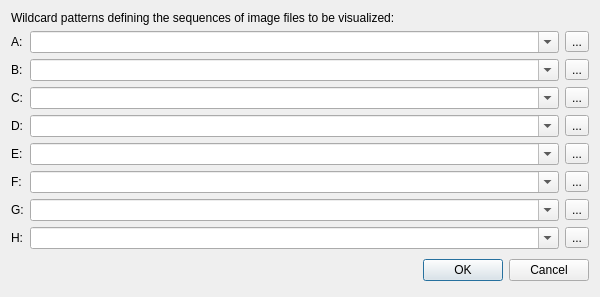
The window that ComparisonDialog.ui (wsmigaj/Cameleon) describes before a commit, drawn with Qt 5.
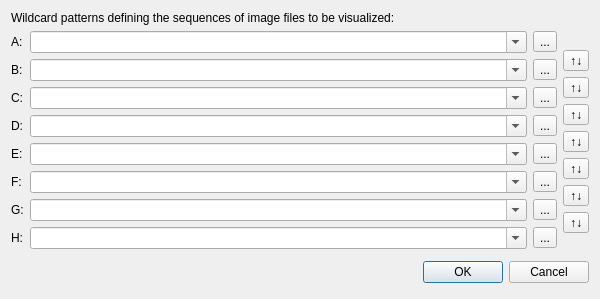
The same window after the commit.

Commit message: Add buttons swapping adjacent patterns.

```diff
--- a/ComparisonDialog.ui
+++ b/ComparisonDialog.ui
@@ -7,7 +7,7 @@
     <x>0</x>
     <y>0</y>
     <width>600</width>
-    <height>243</height>
+    <height>299</height>
    </rect>
   </property>
   <property name="sizePolicy">
@@ -19,9 +19,12 @@
   <property name="windowTitle">
    <string>ComparisonDialog</string>
   </property>
-  <layout class="QVBoxLayout" name="verticalLayout_2">
+  <layout class="QHBoxLayout" name="horizontalLayout_2">
    <item>
     <layout class="QVBoxLayout" name="verticalLayout">
+     <property name="sizeConstraint">
+      <enum>QLayout::SetFixedSize</enum>
+     </property>
      <item>
       <widget class="QLabel" name="label">
        <property name="text">
@@ -30,7 +33,9 @@
       </widget>
      </item>
      <item>
-      <layout class="QGridLayout" name="gridLayout_2" columnstretch="0,1,0">
+      <layout class="QHBoxLayout" name="horizontalLayout">
+       <item>
+        <layout class="QGridLayout" name="gridLayout" columnstretch="0,1,0">
        <item row="6" column="0">
         <widget class="QLabel" name="label_7">
          <property name="text">
@@ -201,6 +206,106 @@
        </item>
       </layout>
      </item>
+       <item>
+        <layout class="QVBoxLayout" name="swapButtonsLayout" stretch="1,0,0,0,0,0,0,0,1">
+         <item>
+          <spacer name="verticalSpacer">
+           <property name="orientation">
+            <enum>Qt::Vertical</enum>
+           </property>
+           <property name="sizeHint" stdset="0">
+            <size>
+             <width>10</width>
+             <height>5</height>
+            </size>
+           </property>
+          </spacer>
+         </item>
+         <item>
+          <widget class="QToolButton" name="swapABButton">
+           <property name="toolTip">
+            <string>Swap patterns A and B</string>
+           </property>
+           <property name="text">
+            <string>↑↓</string>
+           </property>
+          </widget>
+         </item>
+         <item>
+          <widget class="QToolButton" name="swapBCButton">
+           <property name="toolTip">
+            <string>Swap patterns B and C</string>
+           </property>
+           <property name="text">
+            <string>↑↓</string>
+           </property>
+          </widget>
+         </item>
+         <item>
+          <widget class="QToolButton" name="swapCDButton">
+           <property name="toolTip">
+            <string>Swap patterns C and D</string>
+           </property>
+           <property name="text">
+            <string>↑↓</string>
+           </property>
+          </widget>
+         </item>
+         <item>
+          <widget class="QToolButton" name="swapDEButton">
+           <property name="toolTip">
+            <string>Swap patterns D and E</string>
+           </property>
+           <property name="text">
+            <string>↑↓</string>
+           </property>
+          </widget>
+         </item>
+         <item>
+          <widget class="QToolButton" name="swapEFButton">
+           <property name="toolTip">
+            <string>Swap patterns E and F</string>
+           </property>
+           <property name="text">
+            <string>↑↓</string>
+           </property>
+          </widget>
+         </item>
+         <item>
+          <widget class="QToolButton" name="swapFGButton">
+           <property name="toolTip">
+            <string>Swap patterns F and G</string>
+           </property>
+           <property name="text">
+            <string>↑↓</string>
+           </property>
+          </widget>
+         </item>
+         <item>
+          <widget class="QToolButton" name="swapGHButton">
+           <property name="toolTip">
+            <string>Swap patterns G and H</string>
+           </property>
+           <property name="text">
+            <string>↑↓</string>
+           </property>
+          </widget>
+         </item>
+         <item>
+          <spacer name="verticalSpacer_2">
+           <property name="orientation">
+            <enum>Qt::Vertical</enum>
+           </property>
+           <property name="sizeHint" stdset="0">
+            <size>
+             <width>10</width>
+             <height>5</height>
+            </size>
+           </property>
+          </spacer>
+         </item>
+        </layout>
+       </item>
     </layout>
    </item>
    <item>
@@ -243,6 +348,8 @@
         <string>Cancel</string>
        </property>
       </widget>
+       </item>
+      </layout>
      </item>
     </layout>
    </item>
```
Lines whose indentation alone changed are shown as unchanged. The commit also changes 2 other files.
